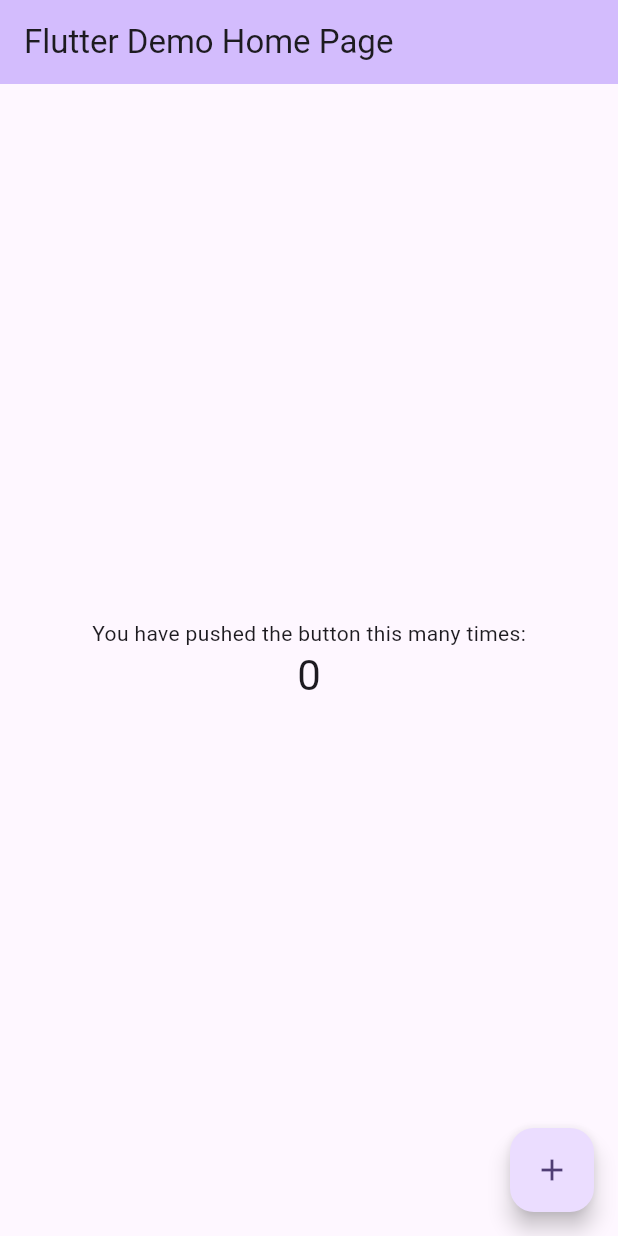
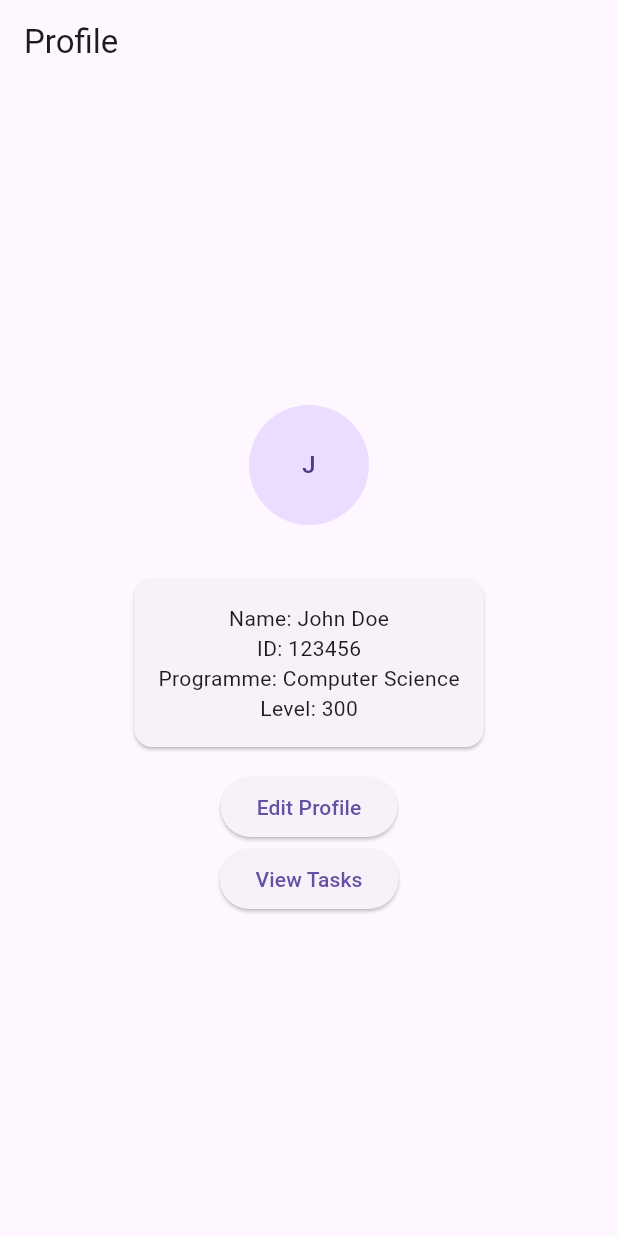
Before and after one commit to RodneyKumah/Mobile-App-Kumah-Rodney-Teye-224IT01001245, a Flutter app: the screen it shows after launch, on a phone screen of 412 x 824 dp. Run offline on Flutter 3.47's test engine with Material 3 defaults, Android fonts, the light colour scheme and no system bars; our stand-ins replace firebase_auth, firebase_core, sqflite, sqflite_common_ffi_web; accounts and stored records are empty.

Commit message:
screens and main done
screens

```diff
--- /dev/null
+++ b/midsem_exam/devtools_options.yaml
@@ -0,0 +1,3 @@
+description: This file stores settings for Dart & Flutter DevTools.
+documentation: https://docs.flutter.dev/tools/devtools/extensions#configure-extension-enablement-states
+extensions:
--- a/midsem_exam/lib/main.dart
+++ b/midsem_exam/lib/main.dart
@@ -1,122 +1,17 @@
 import 'package:flutter/material.dart';
+import 'screens/profile_screen.dart';
 
 void main() {
-  runApp(const MyApp());
+  runApp(MyApp());
 }
 
 class MyApp extends StatelessWidget {
-  const MyApp({super.key});
-
-  // This widget is the root of your application.
   @override
   Widget build(BuildContext context) {
     return MaterialApp(
-      title: 'Flutter Demo',
-      theme: ThemeData(
-        // This is the theme of your application.
-        //
-        // TRY THIS: Try running your application with "flutter run". You'll see
-        // the application has a purple toolbar. Then, without quitting the app,
-        // try changing the seedColor in the colorScheme below to Colors.green
-        // and then invoke "hot reload" (save your changes or press the "hot
-        // reload" button in a Flutter-supported IDE, or press "r" if you used
-        // the command line to start the app).
-        //
-        // Notice that the counter didn't reset back to zero; the application
-        // state is not lost during the reload. To reset the state, use hot
-        // restart instead.
-        //
-        // This works for code too, not just values: Most code changes can be
-        // tested with just a hot reload.
-        colorScheme: .fromSeed(seedColor: Colors.deepPurple),
-      ),
-      home: const MyHomePage(title: 'Flutter Demo Home Page'),
+      title: 'Student Task App',
+      debugShowCheckedModeBanner: false,
+      home: ProfileScreen(),
     );
   }
 }
-
-class MyHomePage extends StatefulWidget {
-  const MyHomePage({super.key, required this.title});
-
-  // This widget is the home page of your application. It is stateful, meaning
-  // that it has a State object (defined below) that contains fields that affect
-  // how it looks.
-
-  // This class is the configuration for the state. It holds the values (in this
-  // case the title) provided by the parent (in this case the App widget) and
-  // used by the build method of the State. Fields in a Widget subclass are
-  // always marked "final".
-
-  final String title;
-
-  @override
-  State<MyHomePage> createState() => _MyHomePageState();
-}
-
-class _MyHomePageState extends State<MyHomePage> {
-  int _counter = 0;
-
-  void _incrementCounter() {
-    setState(() {
-      // This call to setState tells the Flutter framework that something has
-      // changed in this State, which causes it to rerun the build method below
-      // so that the display can reflect the updated values. If we changed
-      // _counter without calling setState(), then the build method would not be
-      // called again, and so nothing would appear to happen.
-      _counter++;
-    });
-  }
-
-  @override
-  Widget build(BuildContext context) {
-    // This method is rerun every time setState is called, for instance as done
-    // by the _incrementCounter method above.
-    //
-    // The Flutter framework has been optimized to make rerunning build methods
-    // fast, so that you can just rebuild anything that needs updating rather
-    // than having to individually change instances of widgets.
-    return Scaffold(
-      appBar: AppBar(
-        // TRY THIS: Try changing the color here to a specific color (to
-        // Colors.amber, perhaps?) and trigger a hot reload to see the AppBar
-        // change color while the other colors stay the same.
-        backgroundColor: Theme.of(context).colorScheme.inversePrimary,
-        // Here we take the value from the MyHomePage object that was created by
-        // the App.build method, and use it to set our appbar title.
-        title: Text(widget.title),
-      ),
-      body: Center(
-        // Center is a layout widget. It takes a single child and positions it
-        // in the middle of the parent.
-        child: Column(
-          // Column is also a layout widget. It takes a list of children and
-          // arranges them vertically. By default, it sizes itself to fit its
-          // children horizontally, and tries to be as tall as its parent.
-          //
-          // Column has various properties to control how it sizes itself and
-          // how it positions its children. Here we use mainAxisAlignment to
-          // center the children vertically; the main axis here is the vertical
-          // axis because Columns are vertical (the cross axis would be
-          // horizontal).
-          //
-          // TRY THIS: Invoke "debug painting" (choose the "Toggle Debug Paint"
-          // action in the IDE, or press "p" in the console), to see the
-          // wireframe for each widget.
-          mainAxisAlignment: .center,
-          children: [
-            const Text('You have pushed the button this many times:'),
-            Text(
-              '$_counter',
-              style: Theme.of(context).textTheme.headlineMedium,
-            ),
-          ],
-        ),
-      ),
-      floatingActionButton: FloatingActionButton(
-        onPressed: _incrementCounter,
-        tooltip: 'Increment',
-        child: const Icon(Icons.add),
-      ),
-    );
-  }
-}
--- a/midsem_exam/lib/models/student.dart
+++ b/midsem_exam/lib/models/student.dart
@@ -0,0 +1,13 @@
+class Student {
+  String name;
+  String studentId;
+  String programme;
+  int level;
+
+  Student({
+    required this.name,
+    required this.studentId,
+    required this.programme,
+    required this.level,
+  });
+}
--- a/midsem_exam/lib/models/task.dart
+++ b/midsem_exam/lib/models/task.dart
@@ -0,0 +1,14 @@
+
+class Task {
+  String title;
+  String courseCode;
+  DateTime dueDate;
+  bool isComplete;
+
+  Task({
+    required this.title,
+    required this.courseCode,
+    required this.dueDate,
+    this.isComplete = false,
+  });
+}
--- a/midsem_exam/lib/screens/profile_screen.dart
+++ b/midsem_exam/lib/screens/profile_screen.dart
@@ -0,0 +1,59 @@
+
+import 'package:flutter/material.dart';
+import '../models/student.dart';
+import 'task_list_screen.dart';
+
+class ProfileScreen extends StatelessWidget {
+  final Student student = Student(
+    name: "John Doe",
+    studentId: "123456",
+    programme: "Computer Science",
+    level: 300,
+  );
+
+  @override
+  Widget build(BuildContext context) {
+    return Scaffold(
+      appBar: AppBar(title: Text("Profile")),
+      body: Center(
+        child: Column(
+          mainAxisAlignment: MainAxisAlignment.center,
+          children: [
+            CircleAvatar(
+              radius: 40,
+              child: Text(student.name[0]),
+            ),
+            SizedBox(height: 20),
+            Card(
+              margin: EdgeInsets.all(16),
+              child: Padding(
+                padding: EdgeInsets.all(16),
+                child: Column(
+                  children: [
+                    Text("Name: ${student.name}"),
+                    Text("ID: ${student.studentId}"),
+                    Text("Programme: ${student.programme}"),
+                    Text("Level: ${student.level}"),
+                  ],
+                ),
+              ),
+            ),
+            ElevatedButton(
+              onPressed: () {},
+              child: Text("Edit Profile"),
+            ),
+            ElevatedButton(
+              onPressed: () {
+                Navigator.push(
+                  context,
+                  MaterialPageRoute(builder: (context) => TaskListScreen()),
+                );
+              },
+              child: Text("View Tasks"),
+            ),
+          ],
+        ),
+      ),
+    );
+  }
+}
--- a/midsem_exam/pubspec.yaml
+++ b/midsem_exam/pubspec.yaml
@@ -30,6 +30,7 @@ environment:
 dependencies:
   flutter:
     sdk: flutter
+
 
   # The following adds the Cupertino Icons font to your application.
   # Use with the CupertinoIcons class for iOS style icons.
```
Also changed, not shown: midsem_exam/lib/screens/login_screen.dart (added, +62 -0 lines), midsem_exam/lib/screens/task_list_screen.dart (+147 -0 lines).
